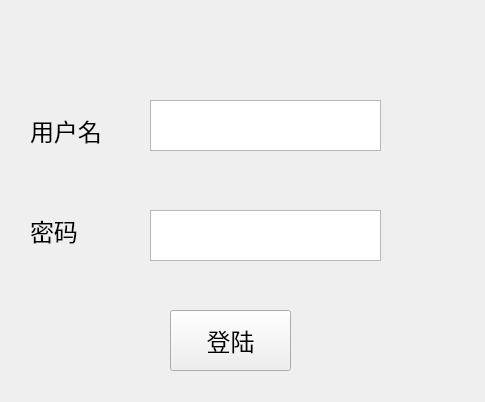
Qt form picstore/login.ui (Godsavelain/PicStore) before a commit.
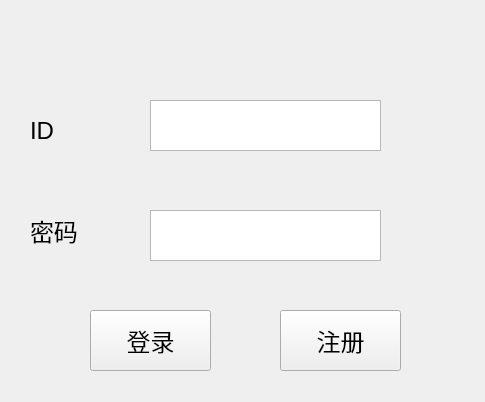
The same form after that commit.

```diff
--- a/picstore/login.ui
+++ b/picstore/login.ui
@@ -16,7 +16,7 @@
   <widget class="QPushButton" name="pushButton">
    <property name="geometry">
     <rect>
-     <x>170</x>
+     <x>90</x>
      <y>310</y>
      <width>121</width>
      <height>61</height>
@@ -29,7 +29,7 @@
     </font>
    </property>
    <property name="text">
-    <string>登陆</string>
+    <string>登录</string>
    </property>
   </widget>
   <widget class="QLabel" name="label">
@@ -48,7 +48,7 @@
     </font>
    </property>
    <property name="text">
-    <string>用户名</string>
+    <string>ID</string>
    </property>
   </widget>
   <widget class="QLabel" name="label_2">
@@ -88,6 +88,31 @@
      <width>231</width>
      <height>51</height>
     </rect>
+   </property>
+   <property name="font">
+    <font>
+     <family>Arial</family>
+     <pointsize>18</pointsize>
+    </font>
+   </property>
+  </widget>
+  <widget class="QPushButton" name="register_2">
+   <property name="geometry">
+    <rect>
+     <x>280</x>
+     <y>310</y>
+     <width>121</width>
+     <height>61</height>
+    </rect>
+   </property>
+   <property name="font">
+    <font>
+     <family>Arial</family>
+     <pointsize>18</pointsize>
+    </font>
+   </property>
+   <property name="text">
+    <string>注册</string>
    </property>
   </widget>
  </widget>
```
Left out of the diff: 12 changed lines with no effect on the pictures.
